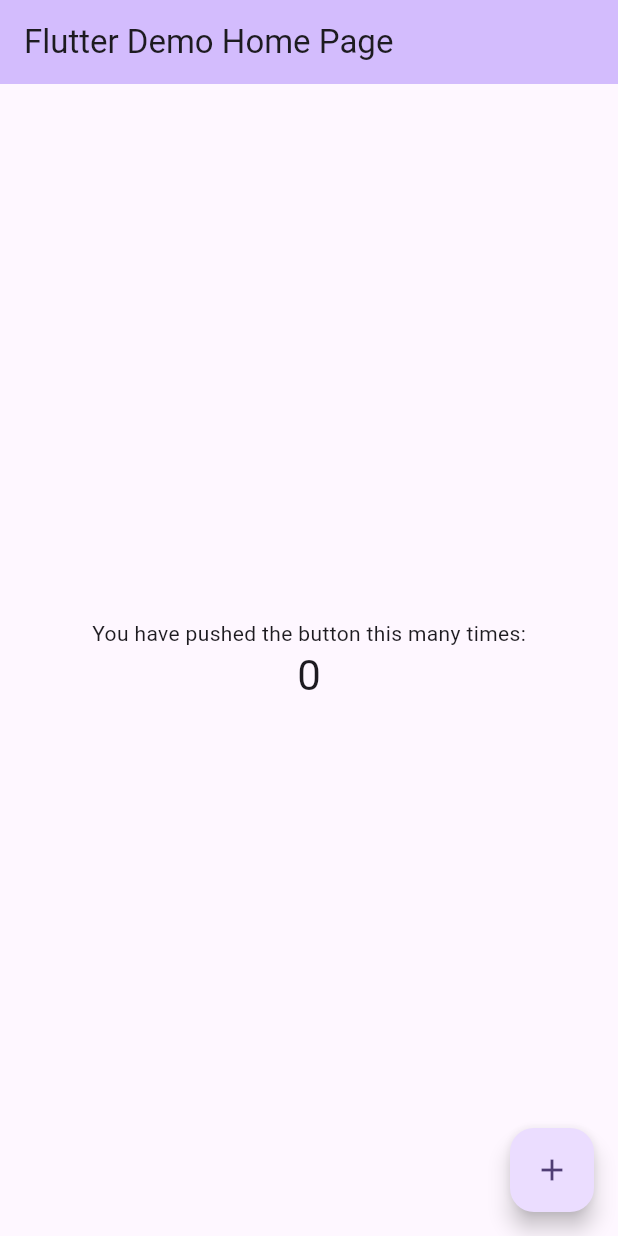
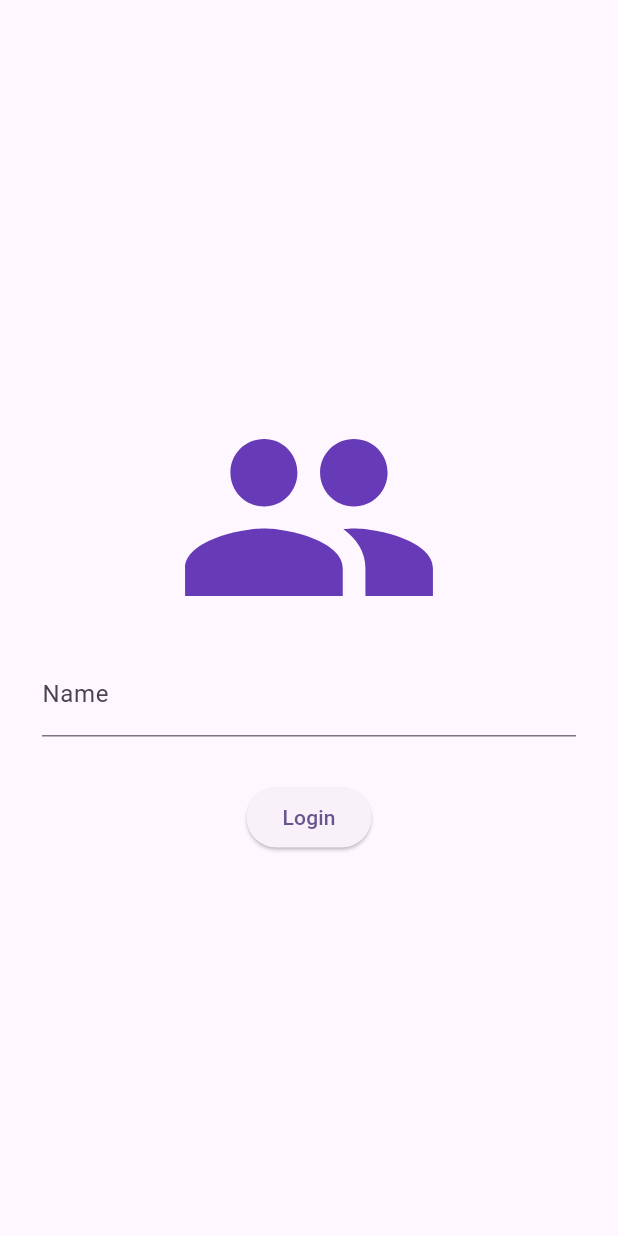
Before and after one commit to guilhermeramos0603/media-menager-upload-and-download, a Flutter app: the screen it shows after launch, on a phone screen of 412 x 824 dp. Run offline on Flutter 3.47's test engine with Material 2 defaults, Android fonts, the phone set to English and light mode, and no system bars; our stand-ins replace firebase_core; accounts and stored records are empty.

Commit message:
loginPage

```diff
--- /dev/null
+++ b/lib/features/login/domain/entities/UserEntity.dart
@@ -0,0 +1,26 @@
+class UserEntity {
+  final String? id;
+  final String? name;
+
+  const UserEntity({
+    this.id,
+    this.name,
+  });
+
+  @override
+  String toString() {
+    return 'UserEntity(id: $id, name: $name)';
+  }
+
+  @override
+  bool operator ==(Object other) {
+    if (identical(this, other)) return true;
+
+    return other is UserEntity && other.id == id && other.name == name;
+  }
+
+  @override
+  int get hashCode {
+    return id.hashCode ^ name.hashCode;
+  }
+}
--- /dev/null
+++ b/lib/features/login/presentation/controller/LoginController.dart
@@ -0,0 +1,21 @@
+import 'package:flutter/material.dart';
+
+class LoginController {
+  String userName = '';
+
+  setUserName(String userName) {
+    this.userName = userName;
+  }
+
+  bool checkAuthUser(String name) {
+    return true;
+  }
+
+  login(String name) {
+    final checkUserAuth = checkAuthUser(name);
+
+    if (checkUserAuth == true) {
+      Navigator.push;
+    }
+  }
+}
--- /dev/null
+++ b/lib/features/login/presentation/pages/login_page.dart
@@ -0,0 +1,42 @@
+import 'package:flutter/material.dart';
+import 'package:media_manager/features/login/presentation/controller/loginController.dart';
+import 'package:media_manager/features/login/presentation/widgets/customLoginButtonComponent.dart';
+
+class LoginPage extends StatelessWidget {
+  LoginPage({super.key});
+
+  final controller = LoginController();
+
+  @override
+  Widget build(BuildContext context) {
+    return Scaffold(
+      body: Container(
+        padding: const EdgeInsets.all(28),
+        child: Column(
+            mainAxisAlignment: MainAxisAlignment.center,
+            crossAxisAlignment: CrossAxisAlignment.center,
+            children: [
+              const Icon(
+                Icons.people,
+                size: 180,
+                color: Colors.deepPurple,
+              ),
+              TextField(
+                onChanged: (value) {
+                  controller.setUserName(value);
+                },
+                decoration: const InputDecoration(
+                  label: Text("Name"),
+                ),
+              ),
+              const SizedBox(
+                height: 30,
+              ),
+              CustomLoginButtonComponent(
+                onPressed: () => controller.login(controller.userName),
+              )
+            ]),
+      ),
+    );
+  }
+}
--- /dev/null
+++ b/lib/features/login/presentation/widgets/customLoginButtonComponent.dart
@@ -0,0 +1,12 @@
+// ignore_for_file: must_be_immutable
+
+import 'package:flutter/material.dart';
+
+class CustomLoginButtonComponent extends StatelessWidget {
+  Function() onPressed;
+  CustomLoginButtonComponent({super.key, required this.onPressed});
+  @override
+  Widget build(BuildContext context) {
+    return ElevatedButton(onPressed: onPressed, child: const Text('Login'));
+  }
+}
--- a/lib/main.dart
+++ b/lib/main.dart
@@ -1,6 +1,7 @@
 import 'package:flutter/material.dart';
+import 'package:media_manager/routes.dart';
+
 void main() async {
-
   runApp(const MyApp());
 }
 
@@ -12,64 +13,10 @@ class MyApp extends StatelessWidget {
     return MaterialApp(
       title: 'Flutter Demo',
       theme: ThemeData(
-
         colorScheme: ColorScheme.fromSeed(seedColor: Colors.deepPurple),
         useMaterial3: true,
       ),
-      home: const MyHomePage(title: 'Flutter Demo Home Page'),
+      routes: routes,
     );
   }
 }
-
-class MyHomePage extends StatefulWidget {
-  const MyHomePage({super.key, required this.title});
-
-  final String title;
-
-  @override
-  State<MyHomePage> createState() => _MyHomePageState();
-}
-
-class _MyHomePageState extends State<MyHomePage> {
-  int _counter = 0;
-
-  void _incrementCounter() {
-    setState(() {
-
-      _counter++;
-    });
-  }
-
-  @override
-  Widget build(BuildContext context) {
-
-    return Scaffold(
-      appBar: AppBar(
-
-        backgroundColor: Theme.of(context).colorScheme.inversePrimary,
-
-        title: Text(widget.title),
-      ),
-      body: Center(
-
-        child: Column(
-             mainAxisAlignment: MainAxisAlignment.center,
-          children: <Widget>[
-            const Text(
-              'You have pushed the button this many times:',
-            ),
-            Text(
-              '$_counter',
-              style: Theme.of(context).textTheme.headlineMedium,
-            ),
-          ],
-        ),
-      ),
-      floatingActionButton: FloatingActionButton(
-        onPressed: _incrementCounter,
-        tooltip: 'Increment',
-        child: const Icon(Icons.add),
-      ),
-    );
-  }
-}
--- /dev/null
+++ b/lib/routes.dart
@@ -0,0 +1,6 @@
+import 'package:flutter/material.dart';
+import 'package:media_manager/features/login/presentation/pages/login_page.dart';
+
+final Map<String, WidgetBuilder> routes = <String, WidgetBuilder>{
+  '/': (BuildContext context) => LoginPage(),
+};
```
Also changed, not shown: lib/features/app/presenter/testePresenter.dart (deleted), lib/features/example/data/dataSources/teste.dart (added), lib/features/example/data/dtos/teste.dart (added), lib/features/example/data/mappers/teste.dart (added), lib/features/example/data/models/teste.dart (added), lib/features/example/data/repositories/teste.dart (added), lib/features/example/domain/entities/teste.dart (added), lib/features/example/domain/repositoriesImp/teste.dart (added), lib/features/example/presentation/pages/teste.dart (added), lib/features/example/presentation/widgets/teste.dart (added), lib/features/lists/teste.dart (deleted), lib/features/medias/teste.dart (deleted), lib/features/settings/teste.dart (deleted), 1 other file.
